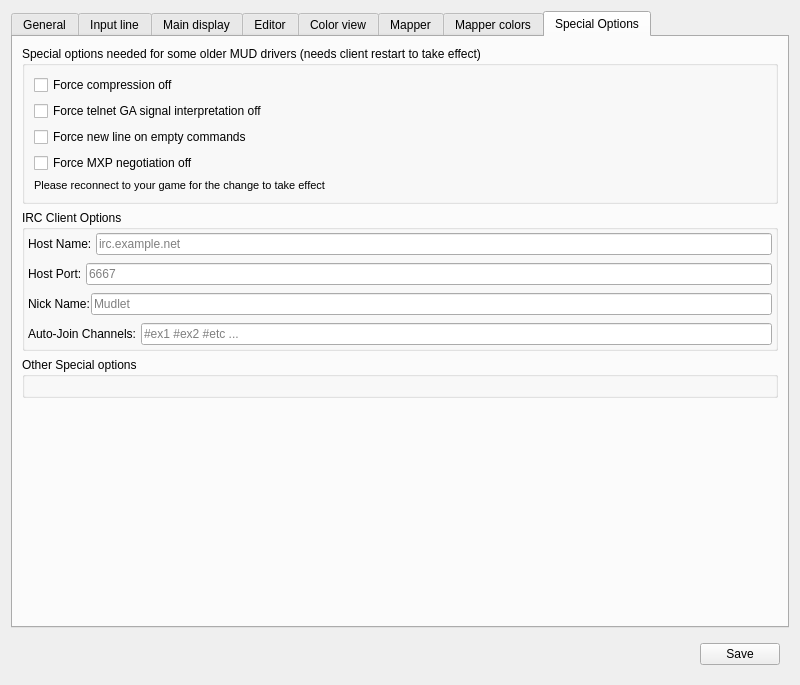
Above: src/ui/profile_preferences.ui from Mudlet/Mudlet before the change. Below: the same form after it.
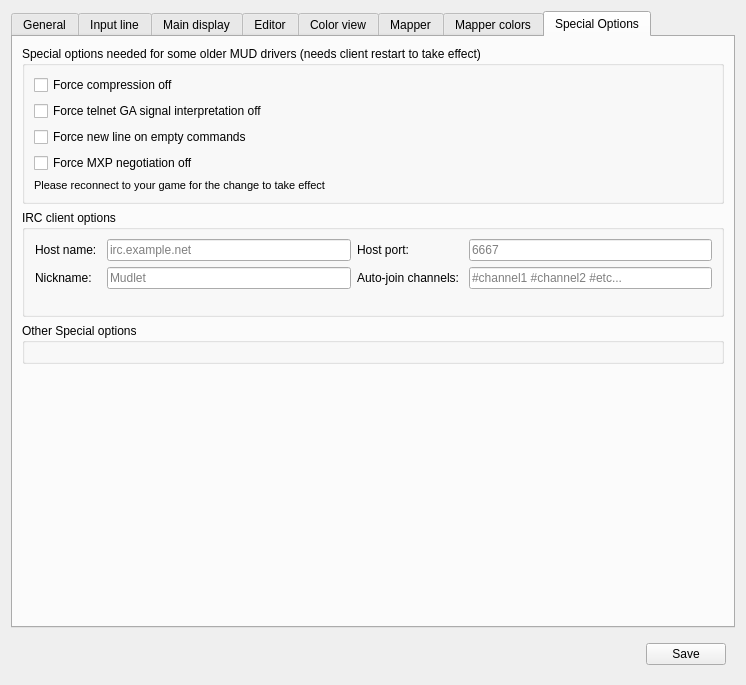
That is the form after the change. The open tabs and pages were chosen to show the change. Icons and pictures are not drawn. Custom widgets are drawn as their Qt base class.

Commit message: Improved layout of IRC preferences

```diff
--- a/src/ui/profile_preferences.ui
+++ b/src/ui/profile_preferences.ui
@@ -6,7 +6,7 @@
    <rect>
     <x>0</x>
     <y>0</y>
-    <width>800</width>
+    <width>742</width>
     <height>685</height>
    </rect>
   </property>
@@ -2156,22 +2156,10 @@
        <item row="1" column="0">
         <widget class="QGroupBox" name="groupIrcConfig">
          <property name="title">
-          <string>IRC Client Options</string>
+          <string>IRC client options</string>
          </property>
-         <layout class="QVBoxLayout" name="verticalLayout_5">
-          <property name="leftMargin">
-           <number>2</number>
-          </property>
-          <property name="topMargin">
-           <number>2</number>
-          </property>
-          <property name="rightMargin">
-           <number>2</number>
-          </property>
-          <property name="bottomMargin">
-           <number>2</number>
-          </property>
-          <item>
+         <layout class="QGridLayout" name="gridLayout_28">
+          <item row="0" column="0">
            <widget class="QWidget" name="ircHostNameWidget" native="true">
             <layout class="QHBoxLayout" name="horizontalLayout_13">
              <property name="spacing">
@@ -2192,24 +2180,41 @@
              <item>
               <widget class="QLabel" name="lblIrcHostName">
                <property name="text">
-                <string>Host Name: </string>
-               </property>
-              </widget>
-             </item>
-             <item>
-              <widget class="QLineEdit" name="ircHostName">
-               <property name="inputMethodHints">
-                <set>Qt::ImhUrlCharactersOnly</set>
-               </property>
-               <property name="placeholderText">
-                <string>irc.example.net</string>
+                <string>Host name: </string>
                </property>
               </widget>
              </item>
             </layout>
            </widget>
           </item>
-          <item>
+          <item row="0" column="1">
+           <widget class="QLineEdit" name="ircHostName">
+            <property name="inputMethodHints">
+             <set>Qt::ImhUrlCharactersOnly</set>
+            </property>
+            <property name="placeholderText">
+             <string>irc.example.net</string>
+            </property>
+           </widget>
+          </item>
+          <item row="0" column="2">
+           <widget class="QLabel" name="lblIrcHostPort">
+            <property name="text">
+             <string>Host port: </string>
+            </property>
+           </widget>
+          </item>
+          <item row="0" column="3">
+           <widget class="QLineEdit" name="ircHostPort">
+            <property name="inputMethodHints">
+             <set>Qt::ImhDigitsOnly</set>
+            </property>
+            <property name="placeholderText">
+             <string>6667</string>
+            </property>
+           </widget>
+          </item>
+          <item row="1" column="0">
            <widget class="QWidget" name="ircHostPortWidget" native="true">
             <layout class="QHBoxLayout" name="horizontalLayout_14">
              <property name="spacing">
@@ -2228,26 +2233,37 @@
               <number>1</number>
              </property>
              <item>
-              <widget class="QLabel" name="lblIrcHostPort">
+              <widget class="QLabel" name="lblIrcNick">
                <property name="text">
-                <string>Host Port: </string>
-               </property>
-              </widget>
-             </item>
-             <item>
-              <widget class="QLineEdit" name="ircHostPort">
-               <property name="inputMethodHints">
-                <set>Qt::ImhDigitsOnly</set>
-               </property>
-               <property name="placeholderText">
-                <string>6667</string>
+                <string>Nickname:</string>
                </property>
               </widget>
              </item>
             </layout>
            </widget>
           </item>
-          <item>
+          <item row="1" column="1">
+           <widget class="QLineEdit" name="ircNick">
+            <property name="placeholderText">
+             <string>Mudlet</string>
+            </property>
+           </widget>
+          </item>
+          <item row="1" column="2">
+           <widget class="QLabel" name="lblIrcChannels">
+            <property name="text">
+             <string>Auto-join channels: </string>
+            </property>
+           </widget>
+          </item>
+          <item row="1" column="3">
+           <widget class="QLineEdit" name="ircChannels">
+            <property name="placeholderText">
+             <string>#channel1 #channel2 #etc...</string>
+            </property>
+           </widget>
+          </item>
+          <item row="2" column="0">
            <widget class="QWidget" name="ircNickWidget" native="true">
             <layout class="QHBoxLayout" name="horizontalLayout_15">
              <property name="spacing">
@@ -2265,24 +2281,10 @@
              <property name="bottomMargin">
               <number>1</number>
              </property>
-             <item>
-              <widget class="QLabel" name="lblIrcNick">
-               <property name="text">
-                <string>Nick Name:</string>
-               </property>
-              </widget>
-             </item>
-             <item>
-              <widget class="QLineEdit" name="ircNick">
-               <property name="placeholderText">
-                <string>Mudlet</string>
-               </property>
-              </widget>
-             </item>
             </layout>
            </widget>
           </item>
-          <item>
+          <item row="3" column="0" colspan="2">
            <widget class="QWidget" name="ircChannelsWidget" native="true">
             <layout class="QHBoxLayout" name="horizontalLayout_16">
              <property name="spacing">
@@ -2300,20 +2302,6 @@
              <property name="bottomMargin">
               <number>1</number>
              </property>
-             <item>
-              <widget class="QLabel" name="lblIrcChannels">
-               <property name="text">
-                <string>Auto-Join Channels: </string>
-               </property>
-              </widget>
-             </item>
-             <item>
-              <widget class="QLineEdit" name="ircChannels">
-               <property name="placeholderText">
-                <string>#ex1 #ex2 #etc ...</string>
-               </property>
-              </widget>
-             </item>
             </layout>
            </widget>
           </item>
```
